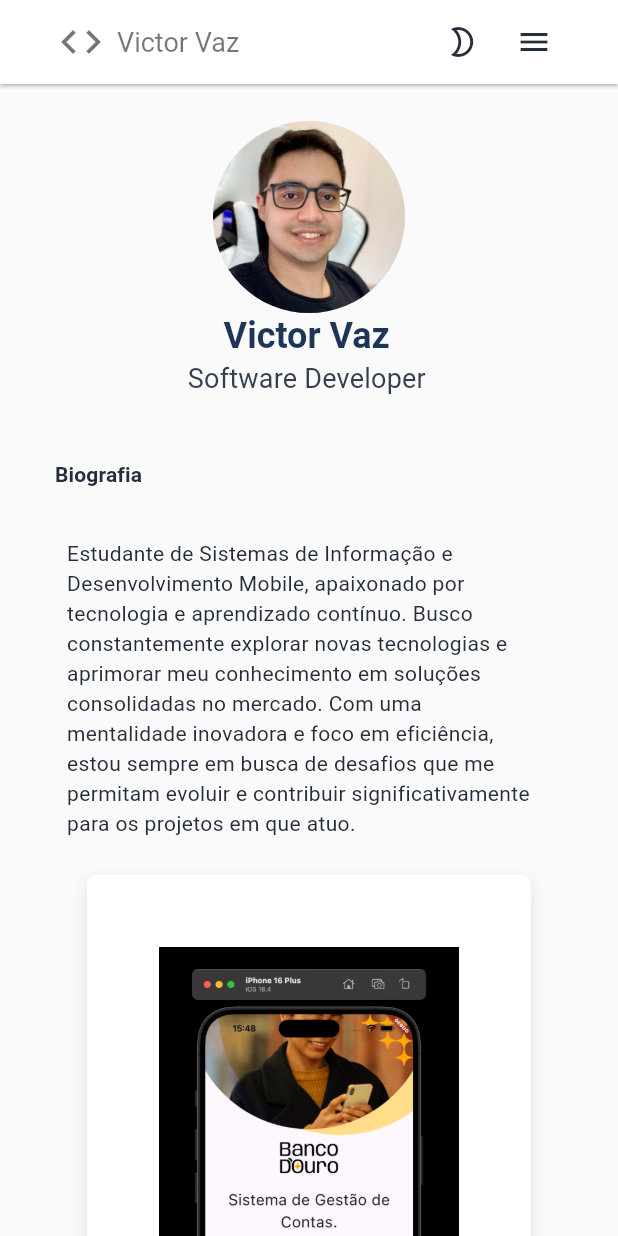
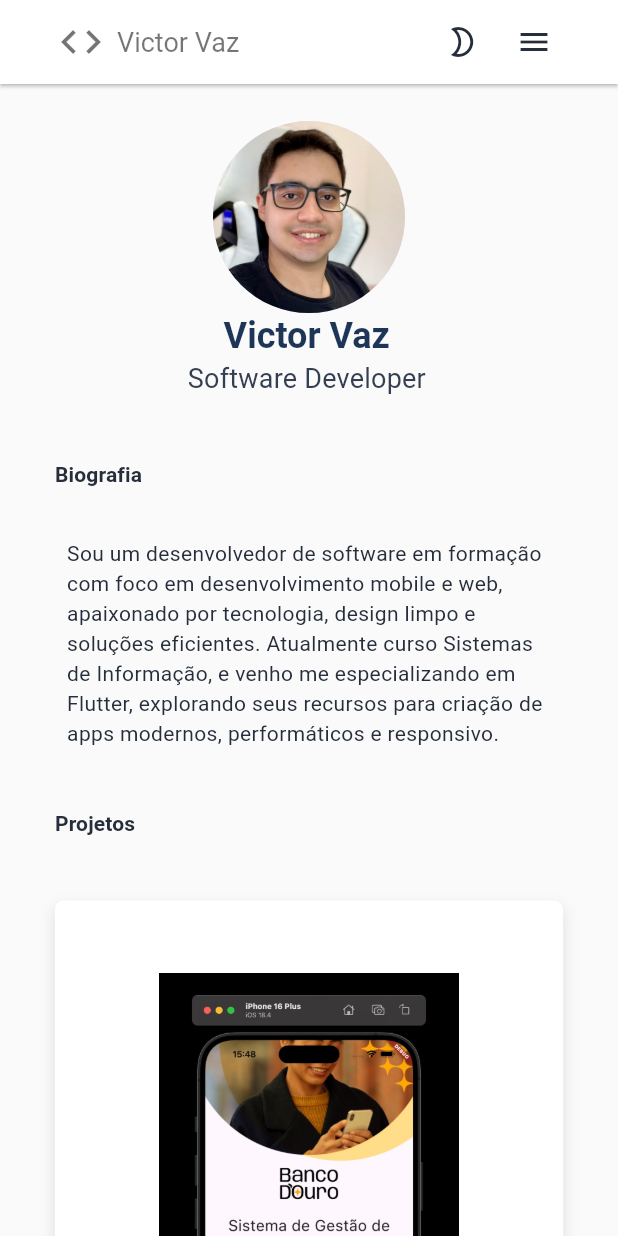
Before and after one commit to victorvazdev/victor_vaz_portfolio, a Flutter app: the screen it shows after launch, on a phone screen of 412 x 824 dp. Run offline on Flutter 3.47's test engine with Material 3 defaults, Android fonts, the phone set to English and light mode, and no system bars; our stand-ins replace flutter_svg, visibility_detector, web; missing offline and left inert: dart:ui_web.

Commit message:
ProjectsSection development finished

```diff
--- a/lib/app/helpers/victor_data.dart
+++ b/lib/app/helpers/victor_data.dart
@@ -7,7 +7,7 @@ final VictorVaz me = VictorVaz(
   name: 'Victor Vaz',
   position: 'Software Developer',
   biography:
-      'Estudante de Sistemas de Informação e Desenvolvimento Mobile, apaixonado por tecnologia e aprendizado contínuo. Busco constantemente explorar novas tecnologias e aprimorar meu conhecimento em soluções consolidadas no mercado. Com uma mentalidade inovadora e foco em eficiência, estou sempre em busca de desafios que me permitam evoluir e contribuir significativamente para os projetos em que atuo.',
+      'Sou um desenvolvedor de software em formação com foco em desenvolvimento mobile e web, apaixonado por tecnologia, design limpo e soluções eficientes. Atualmente curso Sistemas de Informação, e venho me especializando em Flutter, explorando seus recursos para criação de apps modernos, performáticos e responsivo.',
   email: 'contato@victorvaz.dev.br',
   phone: '+5546991121927',
   linkedin: 'in/victorvazdev',
--- a/lib/ui/components/project_card.dart
+++ b/lib/ui/components/project_card.dart
@@ -12,7 +12,8 @@ class ProjectCard extends StatelessWidget {
     double width = MediaQuery.of(context).size.width;
 
     return Container(
-      padding: const EdgeInsets.all(48),
+      // margin: const EdgeInsets.all(16.0),
+      padding: const EdgeInsets.all(48.0),
       decoration: BoxDecoration(
         color: Theme.of(context).appBarTheme.backgroundColor,
         borderRadius: BorderRadius.circular(6),
@@ -29,7 +30,7 @@ class ProjectCard extends StatelessWidget {
       ),
       child: Column(
         children: [
-          Image.asset('assets/images/banco-douro.jpg', width: 200),
+          Image.asset(project.image, width: 200),
           SizedBox(height: 5),
           width > 700 ? SizedBox(height: 16) : SizedBox.shrink(),
           SelectableText(
--- /dev/null
+++ b/lib/ui/components/project_list.dart
@@ -0,0 +1,44 @@
+import 'package:flutter/material.dart';
+import 'package:victor_vaz_portfolio/app/models/project.dart';
+import 'package:victor_vaz_portfolio/ui/components/project_card.dart';
+
+class ProjectList extends StatelessWidget {
+  const ProjectList({super.key});
+
+  @override
+  Widget build(BuildContext context) {
+    double width = MediaQuery.of(context).size.width;
+
+    return Wrap(
+      spacing: 8.0,
+      runSpacing: 8.0,
+      children: [
+        Container(
+          margin: width > 700 ? EdgeInsets.only(right: 48) : null,
+          width: 500,
+          child: ProjectCard(
+            project: Project(
+              name: 'Banco d’Ouro',
+              description:
+                  'Flutter Banco d’Ouro é um aplicativo Flutter que simula um sistema bancário com interface gráfica. Permite ao usuário visualizar contas, cadastrar novas, e realizar transações financeiras com persistência de dados via GitHub Gists API. O sistema inclui autenticação visual simples, feedback visual com SnackBar, FutureBuilder, e organização com StreamController.',
+              image: 'assets/images/banco-douro.jpg',
+              url: 'https://banco-d-ouro.web.app/',
+            ),
+          ),
+        ),
+        SizedBox(
+          width: 500,
+          child: ProjectCard(
+            project: Project(
+              name: 'Cinetopia',
+              description:
+                  'Cinetopia é um aplicativo Flutter que permite ao usuário explorar os filmes mais populares, lançamentos recentes e fazer buscas personalizadas. Ele consome a API do The Movie Database (TMDb) e apresenta as informações de forma visual, fluida e interativa.',
+              image: 'assets/images/cinetopia.jpg',
+              url: 'https://cinetopia-19660.web.app/',
+            ),
+          ),
+        ),
+      ],
+    );
+  }
+}
--- a/lib/ui/screens/main_screen/certifications_section.dart
+++ b/lib/ui/screens/main_screen/certifications_section.dart
@@ -1,6 +1,6 @@
 import 'package:flutter/material.dart';
 import 'package:victor_vaz_portfolio/app/helpers/victor_data.dart';
-import 'package:victor_vaz_portfolio/ui/components/certifications_list.dart';
+import 'package:victor_vaz_portfolio/ui/components/certification_list.dart';
 import 'package:visibility_detector/visibility_detector.dart';
 
 class CertificationsSection extends StatefulWidget {
--- a/lib/ui/screens/main_screen/main_screen.dart
+++ b/lib/ui/screens/main_screen/main_screen.dart
@@ -1,10 +1,8 @@
 import 'package:flutter/material.dart';
-import 'package:victor_vaz_portfolio/app/models/project.dart';
 
 // Widgets
 import 'package:victor_vaz_portfolio/ui/components/hover_elevated_button.dart';
 import 'package:victor_vaz_portfolio/ui/components/hover_title.dart';
-import 'package:victor_vaz_portfolio/ui/components/project_card.dart';
 import 'package:victor_vaz_portfolio/ui/components/theme_selector.dart';
 import 'package:victor_vaz_portfolio/ui/screens/main_screen/academic_section.dart';
 import 'package:victor_vaz_portfolio/ui/screens/main_screen/certifications_section.dart';
@@ -12,6 +10,7 @@ import 'package:victor_vaz_portfolio/ui/screens/main_screen/contact_section.dart
 import 'package:victor_vaz_portfolio/ui/screens/main_screen/experience_section.dart';
 import 'package:victor_vaz_portfolio/ui/screens/main_screen/footer_section.dart';
 import 'package:victor_vaz_portfolio/ui/screens/main_screen/header_section.dart';
+import 'package:victor_vaz_portfolio/ui/screens/main_screen/projects_section.dart';
 
 class MainScreen extends StatefulWidget {
   final ValueNotifier<ThemeMode> themeNotifier;
@@ -26,6 +25,7 @@ class _MainScreenState extends State<MainScreen> {
   final ScrollController _scrollController = ScrollController();
 
   final GlobalKey _headerKey = GlobalKey();
+  final GlobalKey _projectsKey = GlobalKey();
   final GlobalKey _experienceKey = GlobalKey();
   final GlobalKey _academicKey = GlobalKey();
   final GlobalKey _certificationsKey = GlobalKey();
@@ -157,15 +157,7 @@ class _MainScreenState extends State<MainScreen> {
               child: Column(
                 children: [
                   HeaderSection(sectionKey: _headerKey),
-                  ProjectCard(
-                    project: Project(
-                      name: 'Banco d’Ouro',
-                      description: 'description',
-                      image: 'assets/images/banco-douro.jpg',
-                      url: 'https://banco-d-ouro.web.app/',
-                    ),
-                  ),
-                  const SizedBox(height: 8),
+                  ProjectsSection(sectionKey: _projectsKey),
                   ExperienceSection(sectionKey: _experienceKey),
                   AcademicSection(sectionKey: _academicKey),
                   CertificationsSection(sectionKey: _certificationsKey),
--- a/lib/ui/screens/main_screen/projects_section.dart
+++ b/lib/ui/screens/main_screen/projects_section.dart
@@ -1,4 +1,5 @@
 import 'package:flutter/material.dart';
+import 'package:victor_vaz_portfolio/ui/components/project_list.dart';
 import 'package:visibility_detector/visibility_detector.dart';
 
 class ProjectsSection extends StatefulWidget {
@@ -15,6 +16,8 @@ class _ProjectsSectionState extends State<ProjectsSection> {
 
   @override
   Widget build(BuildContext context) {
+    double width = MediaQuery.of(context).size.width;
+
     return VisibilityDetector(
       key: const Key('projects-visibility'),
       onVisibilityChanged: (info) {
@@ -28,7 +31,41 @@ class _ProjectsSectionState extends State<ProjectsSection> {
         opacity: _hasShown ? 1.0 : 0.0,
         duration: const Duration(seconds: 1),
         curve: Curves.easeIn,
-        child: Container(key: widget.sectionKey, child: Text('A fazer...')),
+        child: Container(
+          key: widget.sectionKey,
+          child: Padding(
+            padding: const EdgeInsets.all(16),
+            child: Column(
+              mainAxisAlignment: MainAxisAlignment.start,
+              crossAxisAlignment:
+                  width > 700
+                      ? CrossAxisAlignment.center
+                      : CrossAxisAlignment.start,
+              children: [
+                SelectableText(
+                  'Projetos',
+                  style:
+                      width > 700
+                          ? TextStyle(
+                            color:
+                                Theme.of(context).textTheme.titleSmall!.color,
+                            fontSize: 28,
+                            fontWeight:
+                                Theme.of(
+                                  context,
+                                ).textTheme.titleSmall!.fontWeight,
+                          )
+                          : Theme.of(context).textTheme.titleSmall,
+                ),
+                width > 700
+                    ? SizedBox.shrink()
+                    : SizedBox(width: double.infinity),
+                SizedBox(height: MediaQuery.sizeOf(context).height * 0.05),
+                ProjectList(),
+              ],
+            ),
+          ),
+        ),
       ),
     );
   }
```
Also changed, not shown: lib/ui/components/certification_list.dart (renamed from lib/ui/components/certifications_list.dart).
